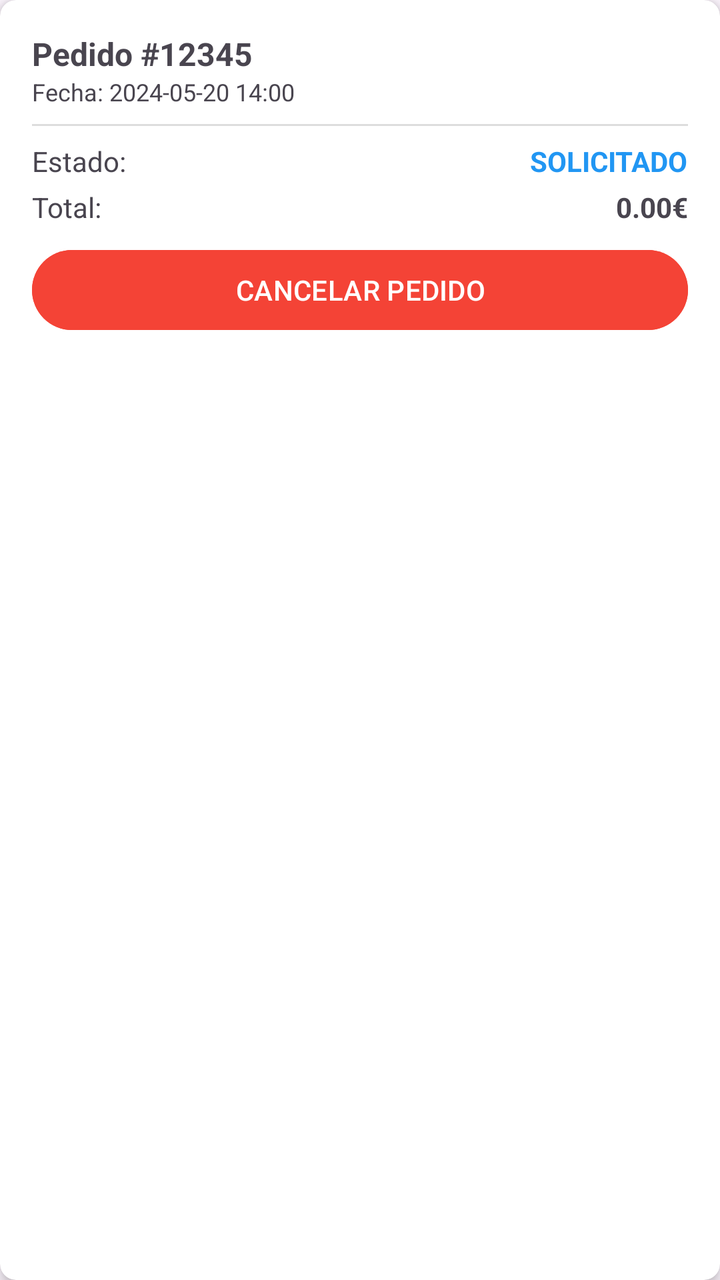
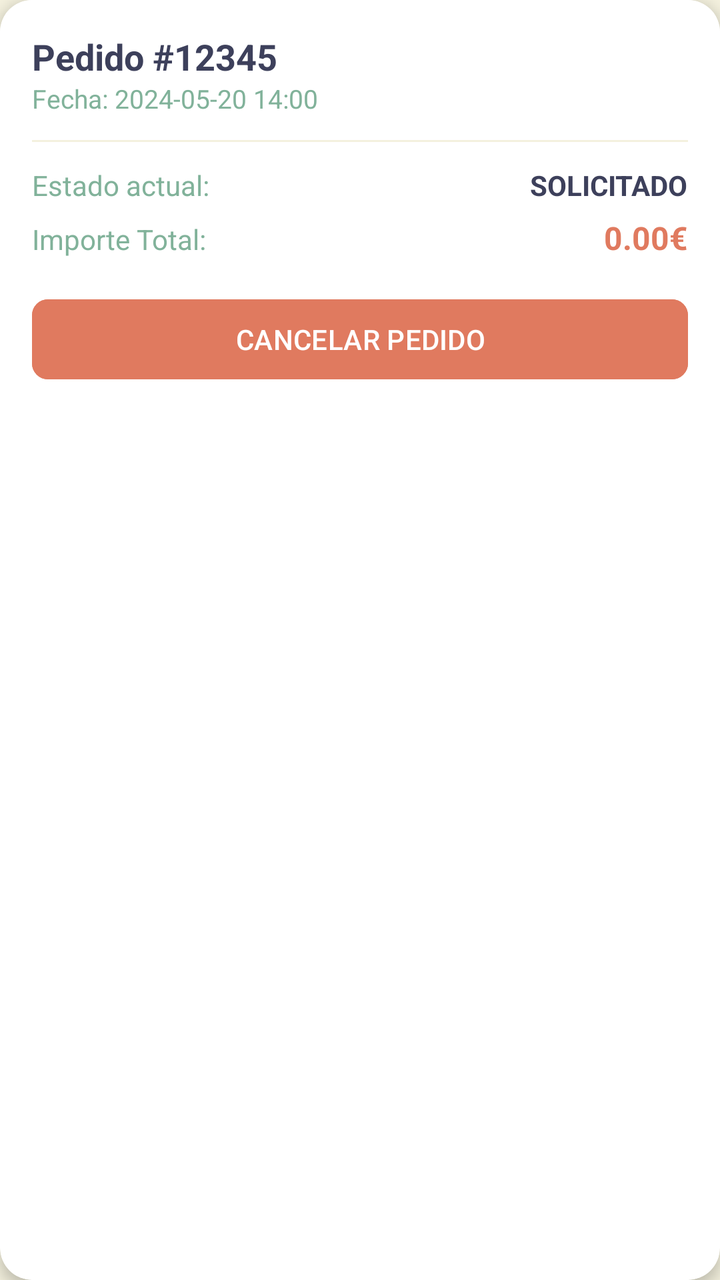

An Android layout rendered at two revisions. The XML below is the earlier revision; the diff shows what the commit changed to produce the second picture.
<!-- AndroidManifest.xml: application theme Theme.Restaurante -->
<!-- res/layout/item_comanda_historial.xml -->
<?xml version="1.0" encoding="utf-8"?>
<androidx.cardview.widget.CardView xmlns:android="http://schemas.android.com/apk/res/android"
    xmlns:app="http://schemas.android.com/apk/res-auto"
    android:layout_width="match_parent"
    android:layout_height="wrap_content"
    android:layout_margin="8dp"
    app:cardCornerRadius="8dp"
    app:cardElevation="4dp">

    <LinearLayout
        android:layout_width="match_parent"
        android:layout_height="wrap_content"
        android:orientation="vertical"
        android:padding="16dp">

        <TextView
            android:id="@+id/txtIdComanda"
            android:layout_width="wrap_content"
            android:layout_height="wrap_content"
            android:text="Pedido #12345"
            android:textStyle="bold"
            android:textSize="16sp" />

        <TextView
            android:id="@+id/txtFechaComanda"
            android:layout_width="wrap_content"
            android:layout_height="wrap_content"
            android:text="Fecha: 2024-05-20 14:00"
            android:textSize="12sp" />

        <View
            android:layout_width="match_parent"
            android:layout_height="1dp"
            android:layout_marginVertical="8dp"
            android:background="#DDDDDD" />

        <LinearLayout
            android:layout_width="match_parent"
            android:layout_height="wrap_content"
            android:orientation="horizontal">

            <TextView
                android:layout_width="0dp"
                android:layout_height="wrap_content"
                android:layout_weight="1"
                android:text="Estado:"
                android:textSize="14sp" />

            <TextView
                android:id="@+id/txtEstadoComanda"
                android:layout_width="wrap_content"
                android:layout_height="wrap_content"
                android:text="SOLICITADO"
                android:textColor="#2196F3"
                android:textStyle="bold" />
        </LinearLayout>

        <LinearLayout
            android:layout_width="match_parent"
            android:layout_height="wrap_content"
            android:layout_marginTop="4dp"
            android:orientation="horizontal">

            <TextView
                android:layout_width="0dp"
                android:layout_height="wrap_content"
                android:layout_weight="1"
                android:text="Total:" />

            <TextView
                android:id="@+id/txtTotalComanda"
                android:layout_width="wrap_content"
                android:layout_height="wrap_content"
                android:text="0.00€"
                android:textStyle="bold" />
        </LinearLayout>

        <Button
            android:id="@+id/btnCancelarPedido"
            android:layout_width="match_parent"
            android:layout_height="wrap_content"
            android:layout_marginTop="8dp"
            android:backgroundTint="#F44336"
            android:text="CANCELAR PEDIDO"
            android:textColor="#FFFFFF" />

    </LinearLayout>
</androidx.cardview.widget.CardView>
<!-- resources referenced by this layout -->
<resources>
  <style name="Theme.Restaurante" parent="Base.Theme.Restaurante" />
  <style name="Base.Theme.Restaurante" parent="Theme.Material3.DayNight.NoActionBar">
          
          
      </style>
</resources>

<!-- the commit's change to res/layout/item_comanda_historial.xml (unified diff, before → after) -->
@@ -4,14 +4,15 @@
     android:layout_width="match_parent"
     android:layout_height="wrap_content"
     android:layout_margin="8dp"
-    app:cardCornerRadius="8dp"
+    app:cardCornerRadius="16dp"
     app:cardElevation="4dp">
 
     <LinearLayout
         android:layout_width="match_parent"
         android:layout_height="wrap_content"
         android:orientation="vertical"
-        android:padding="16dp">
+        android:padding="16dp"
+        android:background="@color/white">
 
         <TextView
             android:id="@+id/txtIdComanda"
@@ -19,20 +20,22 @@
             android:layout_height="wrap_content"
             android:text="Pedido #12345"
             android:textStyle="bold"
-            android:textSize="16sp" />
+            android:textSize="18sp"
+            android:textColor="@color/primary" />
 
         <TextView
             android:id="@+id/txtFechaComanda"
             android:layout_width="wrap_content"
             android:layout_height="wrap_content"
             android:text="Fecha: 2024-05-20 14:00"
-            android:textSize="12sp" />
+            android:textSize="13sp"
+            android:textColor="@color/secondary" />
 
         <View
             android:layout_width="match_parent"
             android:layout_height="1dp"
-            android:layout_marginVertical="8dp"
-            android:background="#DDDDDD" />
+            android:layout_marginVertical="12dp"
+            android:background="@color/background_app" />
 
         <LinearLayout
             android:layout_width="match_parent"
@@ -43,7 +46,8 @@
                 android:layout_width="0dp"
                 android:layout_height="wrap_content"
                 android:layout_weight="1"
-                android:text="Estado:"
+                android:text="Estado actual:"
+                android:textColor="@color/secondary"
                 android:textSize="14sp" />
 
             <TextView
@@ -51,38 +55,42 @@
                 android:layout_width="wrap_content"
                 android:layout_height="wrap_content"
                 android:text="SOLICITADO"
-                android:textColor="#2196F3"
+                android:textColor="@color/primary"
                 android:textStyle="bold" />
         </LinearLayout>
 
         <LinearLayout
             android:layout_width="match_parent"
             android:layout_height="wrap_content"
-            android:layout_marginTop="4dp"
+            android:layout_marginTop="6dp"
             android:orientation="horizontal">
 
             <TextView
                 android:layout_width="0dp"
                 android:layout_height="wrap_content"
                 android:layout_weight="1"
-                android:text="Total:" />
+                android:text="Importe Total:"
+                android:textColor="@color/secondary" />
 
             <TextView
                 android:id="@+id/txtTotalComanda"
                 android:layout_width="wrap_content"
                 android:layout_height="wrap_content"
                 android:text="0.00€"
-                android:textStyle="bold" />
+                android:textColor="@color/accent"
+                android:textStyle="bold"
+                android:textSize="16sp" />
         </LinearLayout>
 
         <Button
             android:id="@+id/btnCancelarPedido"
             android:layout_width="match_parent"
             android:layout_height="wrap_content"
-            android:layout_marginTop="8dp"
-            android:backgroundTint="#F44336"
+            android:layout_marginTop="16dp"
+            android:backgroundTint="@color/accent"
             android:text="CANCELAR PEDIDO"
-            android:textColor="#FFFFFF" />
+            android:textColor="@color/white"
+            app:cornerRadius="8dp" />
 
     </LinearLayout>
 </androidx.cardview.widget.CardView>
<!-- resource entries referenced after the edit -->
@@ -1,9 +1,31 @@
 <!-- resources referenced by this layout -->
 <resources>
+  <color name="accent">@color/burnt_peach</color>
+  <color name="background_app">@color/eggshell</color>
+  <color name="primary">@color/twilight_indigo</color>
+  <color name="secondary">@color/muted_teal</color>
+  <color name="white">#FFFFFFFF</color>
   <style name="Theme.Restaurante" parent="Base.Theme.Restaurante" />
+  <color name="burnt_peach">#E07A5F</color>
+  <color name="eggshell">#F4F1DE</color>
+  <color name="twilight_indigo">#3D405B</color>
+  <color name="muted_teal">#81B29A</color>
   <style name="Base.Theme.Restaurante" parent="Theme.Material3.DayNight.NoActionBar">
-          
-          
+          <item name="colorPrimary">@color/primary</item>
+          <item name="colorOnPrimary">@color/white</item>
+          <item name="colorPrimaryContainer">@color/secondary</item>
+          <item name="colorOnPrimaryContainer">@color/white</item>
+  
+          <item name="colorSecondary">@color/accent</item>
+          <item name="colorOnSecondary">@color/white</item>
+          <item name="colorSecondaryContainer">@color/highlight</item>
+  
+          <item name="android:windowBackground">@color/background_app</item>
+          <item name="colorError">@color/accent</item>
+  
+          <item name="android:statusBarColor">@color/primary</item>
       </style>
+  <color name="highlight">@color/apricot_cream</color>
+  <color name="apricot_cream">#F2CC8F</color>
 </resources>
 
